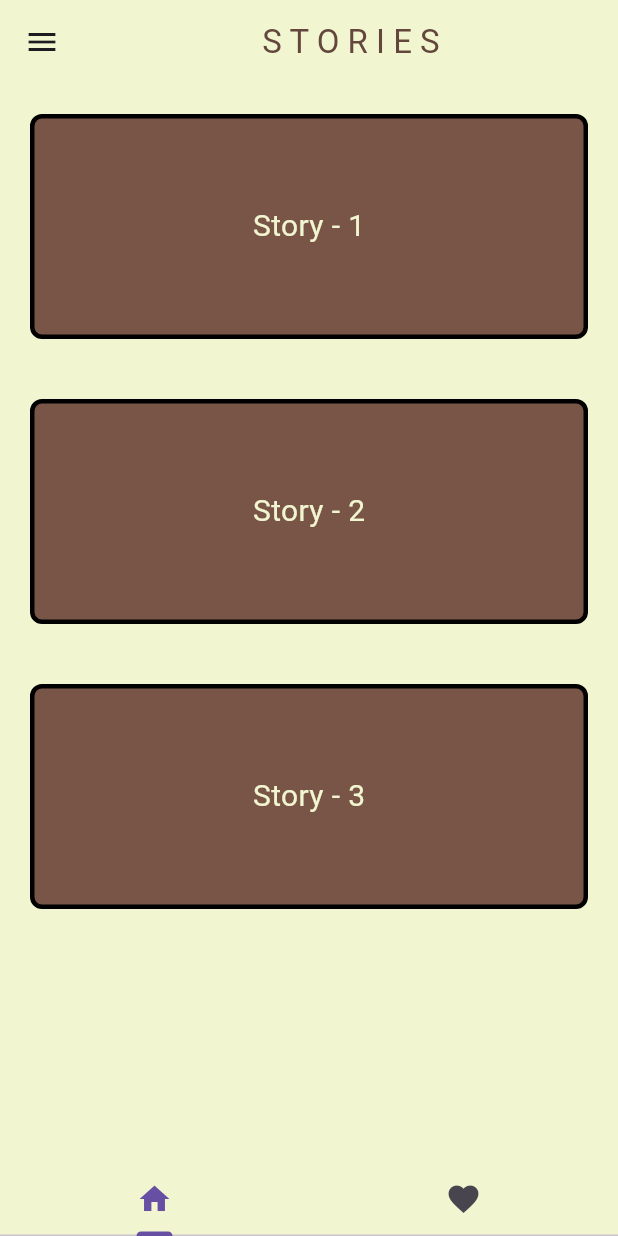
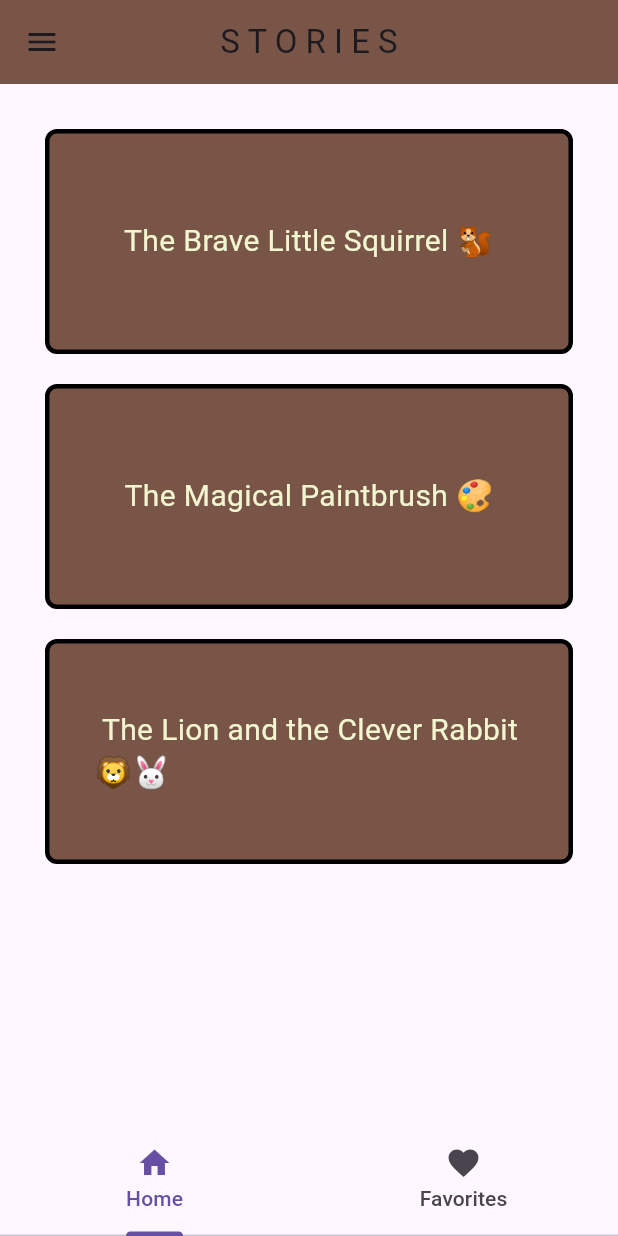
Before and after one commit to RushirajRavalji/Flutter_projects, a Flutter app: the screen it shows after launch, on a phone screen of 412 x 824 dp. Run offline on Flutter 3.47's test engine with Material 3 defaults, Android fonts, the light colour scheme and no system bars; our stand-ins replace google_fonts, transparent_image.

Commit message:
project complete

```diff
--- /dev/null
+++ b/story_board/lib/fav.dart
@@ -0,0 +1,38 @@
+import 'package:flutter/material.dart';
+import 'package:namer_app/stories/story1.dart';
+
+class Fav extends StatelessWidget {
+  const Fav({super.key});
+
+  @override
+  Widget build(BuildContext context) {
+    return ListView(
+      padding: const EdgeInsets.all(10),
+      children: [
+        InkWell(
+          child: Container(
+            height: 150,
+            alignment: Alignment.center,
+            padding: const EdgeInsets.all(30),
+            margin: const EdgeInsets.all(20),
+            decoration: BoxDecoration(
+              color: Colors.green,
+              borderRadius: BorderRadius.circular(8),
+              border: Border.all(color: Colors.black, width: 3),
+            ),
+            child: const Text(
+              "Story - 1",
+              style: TextStyle(fontSize: 20, color: Color(0xffF2F6D0)),
+            ),
+          ),
+          onTap: () {
+            Navigator.push(
+              context,
+              MaterialPageRoute(builder: (context) => Story1()),
+            );
+          },
+        ),
+      ],
+    );
+  }
+}
--- /dev/null
+++ b/story_board/lib/layout.dart
@@ -0,0 +1,60 @@
+import 'package:flutter/material.dart';
+import 'package:namer_app/fav.dart';
+import 'package:namer_app/startpage.dart';
+
+class Layout extends StatelessWidget {
+  const Layout({super.key});
+
+  @override
+  Widget build(BuildContext context) {
+    return DefaultTabController(
+      length: 2, // Only 2 pages (Startpage & Fav)
+      child: Scaffold(
+        appBar: AppBar(
+          backgroundColor: Colors.brown,
+          title: const Text("S T O R I E S"),
+          centerTitle: true,
+        ),
+        drawer: Drawer(
+          backgroundColor: const Color(0xffF2F6D0),
+          child: ListView(
+            children: [
+              const DrawerHeader(
+                decoration: BoxDecoration(color: Colors.brown),
+                child: UserAccountsDrawerHeader(
+                  decoration: BoxDecoration(color: Colors.brown),
+                  accountName: Text("Chintu", style: TextStyle(fontSize: 18)),
+                  accountEmail: Text("chintu@gmail.com"),
+                  currentAccountPicture: CircleAvatar(
+                    backgroundColor: Colors.white,
+                    child: Text("A",
+                        style: TextStyle(fontSize: 30, color: Colors.brown)),
+                  ),
+                ),
+              ),
+              ListTile(
+                title: const Text("Home"),
+                leading: const Icon(Icons.home),
+                onTap: () => Navigator.pop(context), // Closes drawer
+              ),
+              ListTile(
+                title: const Text("Favorite"),
+                leading: const Icon(Icons.favorite),
+                onTap: () => Navigator.pop(context), // Closes drawer
+              ),
+            ],
+          ),
+        ),
+        body: const TabBarView(
+          children: [Startpage(), Fav()], // Pages for each tab
+        ),
+        bottomNavigationBar: const TabBar(
+          tabs: [
+            Tab(icon: Icon(Icons.home), text: "Home"),
+            Tab(icon: Icon(Icons.favorite), text: "Favorites"),
+          ],
+        ),
+      ),
+    );
+  }
+}
--- a/story_board/lib/main.dart
+++ b/story_board/lib/main.dart
@@ -1,8 +1,18 @@
 import 'package:flutter/material.dart';
-import 'package:namer_app/expe.dart';
-import 'package:namer_app/startpage.dart';
+import 'package:namer_app/layout.dart';
 
 void main() {
-  runApp(Startpage());
-  // runApp(Expe());
+  runApp(const MyApp());
 }
+
+class MyApp extends StatelessWidget {
+  const MyApp({super.key});
+
+  @override
+  Widget build(BuildContext context) {
+    return MaterialApp(
+      debugShowCheckedModeBanner: false,
+      home: Layout(), // Ensure Layout is inside MaterialApp
+    );
+  }
+}
--- a/story_board/lib/startpage.dart
+++ b/story_board/lib/startpage.dart
@@ -1,171 +1,44 @@
 import 'package:flutter/material.dart';
+import 'package:namer_app/stories/story1.dart';
 
 class Startpage extends StatelessWidget {
   const Startpage({super.key});
 
   @override
   Widget build(BuildContext context) {
-    return MaterialApp(
-      debugShowCheckedModeBanner: false,
-      home: DefaultTabController(
-        length: 3,
-        child: Scaffold(
-          drawer: Drawer(
-            backgroundColor: Color(0xffF2F6D0),
-            child: ListView(
+    return ListView(
+      padding: const EdgeInsets.all(20),
       children: [
-                const DrawerHeader(
-                  decoration: BoxDecoration(
-                    color: Colors.brown,
-                  ), //BoxDecoration
-                  child: UserAccountsDrawerHeader(
-                    decoration: BoxDecoration(color: Colors.brown),
-                    accountName: Text(
-                      "Chintu ",
-                      style: TextStyle(fontSize: 18),
-                    ),
+        _storyCard(context, "The Brave Little Squirrel 🐿️", Story1()),
+        _storyCard(context, "The Magical Paintbrush 🎨", Story1()),
+        _storyCard(context, " The Lion and the Clever Rabbit 🦁🐰", Story1()),
+      ],
+    );
+  }
 
-                    accountEmail: Text("chintu@gmail.com"),
-                    currentAccountPictureSize: Size.square(50),
-                    currentAccountPicture: CircleAvatar(
-                      backgroundColor: Colors.white,
-                      child: Text(
-                        "A",
-                        style: TextStyle(fontSize: 30.0, color: Colors.brown),
-                      ), //Text
-                    ), //circleAvatar
-                  ), //UserAccountDrawerHeader
-                ),
-                ListTile(
-                  title: Text("Home"),
-                  leading: Icon(Icons.home),
-                  onTap: () {
-                    Navigator.pop(context);
-                  },
-                ),
-                ListTile(
-                  title: Text("Favourite"),
-                  leading: Icon(Icons.favorite),
-                  onTap: () {
-                    Navigator.pop(context);
-                  },
-                ),
-              ],
-            ),
-          ),
-          backgroundColor: Color(0xffF2F6D0),
-          appBar: AppBar(
-            backgroundColor: Color(0xffF2F6D0),
-            title: Center(
-              child: Text(
-                "S T O R I E S",
-                style: TextStyle(
-                  color: const Color.fromARGB(255, 99, 71, 61),
-                ),
-              ),
-            ),
-          ),
-          body: TabBarView(
-            children: [
-              ListView(
-                children: [
-                  Container(
+  Widget _storyCard(BuildContext context, String title, Widget page) {
+    return InkWell(
+      child: Container(
         height: 150,
-                    width: 150,
         alignment: Alignment.center,
         padding: const EdgeInsets.all(30),
-                    margin: const EdgeInsets.all(20),
+        margin: const EdgeInsets.all(10),
         decoration: BoxDecoration(
           color: Colors.brown,
           borderRadius: BorderRadius.circular(8),
           border: Border.all(color: Colors.black, width: 3),
         ),
-                    child: const Text(
-                      "Story - 1",
-                      style: TextStyle(
-                        fontSize: 20,
-                        color: Color(0xffF2F6D0),
+        child: Text(
+          title,
+          style: const TextStyle(fontSize: 20, color: Color(0xffF2F6D0)),
         ),
       ),
-                  ),
-                  Container(
-                    height: 150,
-                    width: 150,
-                    alignment: Alignment.center,
-                    padding: const EdgeInsets.all(30),
-                    margin: const EdgeInsets.all(20),
-                    decoration: BoxDecoration(
-                      color: Colors.brown,
-                      borderRadius: BorderRadius.circular(8),
-                      border: Border.all(color: Colors.black, width: 3),
-                    ),
-                    child: const Text(
-                      "Story - 2",
-                      style: TextStyle(
-                        fontSize: 20,
-                        color: Color(0xffF2F6D0),
-                      ),
-                    ),
-                  ),
-                  Container(
-                    height: 150,
-                    width: 150,
-                    alignment: Alignment.center,
-                    padding: const EdgeInsets.all(30),
-                    margin: const EdgeInsets.all(20),
-                    decoration: BoxDecoration(
-                      color: Colors.brown,
-                      borderRadius: BorderRadius.circular(8),
-                      border: Border.all(color: Colors.black, width: 3),
-                    ),
-                    child: const Text(
-                      "Story - 3",
-                      style: TextStyle(
-                        fontSize: 20,
-                        color: Color(0xffF2F6D0),
-                      ),
-                    ),
-                  ),
-                ],
-              ),
-              ListView(
-                padding: EdgeInsets.all(10),
-                children: [
-                  Container(
-                    height: 150,
-                    width: 150,
-                    alignment: Alignment.center,
-                    padding: const EdgeInsets.all(30),
-                    margin: const EdgeInsets.all(20),
-                    decoration: BoxDecoration(
-                      color: Colors.green,
-                      borderRadius: BorderRadius.circular(8),
-                      border: Border.all(color: Colors.black, width: 3),
-                    ),
-                    child: const Text(
-                      "Story - 1",
-                      style: TextStyle(
-                        fontSize: 20,
-                        color: Color(0xffF2F6D0),
-                      ),
-                    ),
-                  ),
-                ],
-              ),
-            ],
-          ),
-          bottomNavigationBar: TabBar(
-            tabs: [
-              Tab(
-                icon: Icon(Icons.home),
-              ),
-              Tab(
-                icon: Icon(Icons.favorite),
-              )
-            ],
-          ),
-        ),
-      ),
+      onTap: () {
+        Navigator.push(
+          context,
+          MaterialPageRoute(builder: (context) => Story1()),
+        );
+      },
     );
   }
 }
--- /dev/null
+++ b/story_board/lib/stories/story1.dart
@@ -0,0 +1,61 @@
+import 'package:flutter/material.dart';
+
+class Story1 extends StatelessWidget {
+  const Story1({super.key});
+
+  @override
+  Widget build(BuildContext context) {
+    return Scaffold(
+      appBar: AppBar(
+        backgroundColor: Colors.brown,
+        title: const Text("The Brave Little Squirrel 🐿️"),
+        centerTitle: true,
+      ),
+      body: Padding(
+        padding: const EdgeInsets.all(16.0),
+        child: ListView(
+          children: [
+            // Story Content
+            const Text(
+              "In a lush green forest, there lived a little squirrel named Sammy. "
+              "Unlike the other squirrels who loved to jump from tree to tree, Sammy was terrified of heights. "
+              "He preferred to stay close to the ground, nibbling on nuts and watching the birds fly above.\n\n"
+              "One day, Sammy’s best friend, a baby bird named Pip, was learning to fly. Pip flapped his tiny wings excitedly, "
+              "trying to take off from his nest high up in the tallest tree.\n\n"
+              "But something went wrong! A strong wind blew, and Pip lost his balance. He fell from the nest, flapping his wings desperately. "
+              "Sammy gasped as he watched his friend plummet toward the ground.\n\n"
+              "Without thinking, Sammy raced up the tree. His tiny paws trembled as he climbed higher than he ever had before. "
+              "The branches swayed, and his heart pounded, but he kept going—because his friend needed him.\n\n"
+              "Just as Pip was about to hit the ground, Sammy leaped forward and caught him!\n\n"
+              "The other animals cheered as Sammy carefully carried Pip back up to the nest. "
+              "For the first time in his life, Sammy wasn’t afraid of heights anymore. He had discovered that "
+              "courage is not the absence of fear but the strength to face it.\n\n"
+              "From that day on, Sammy climbed trees like a true squirrel, never letting fear hold him back again!",
+              style: TextStyle(fontSize: 16, height: 1.5),
+            ),
+
+            const SizedBox(height: 20), // Spacing before the summary
+
+            // Summary Container
+            Container(
+              padding: const EdgeInsets.all(12.0),
+              decoration: BoxDecoration(
+                color: Colors.brown[200], // Light brown color
+                borderRadius: BorderRadius.circular(10),
+              ),
+              child: const Text(
+                "Moral: True courage is overcoming fear for the sake of others.",
+                style: TextStyle(
+                  fontSize: 18,
+                  fontWeight: FontWeight.bold,
+                  color: Colors.black87,
+                ),
+                textAlign: TextAlign.center,
+              ),
+            ),
+          ],
+        ),
+      ),
+    );
+  }
+}
```
Lines whose indentation alone changed are shown as unchanged.
